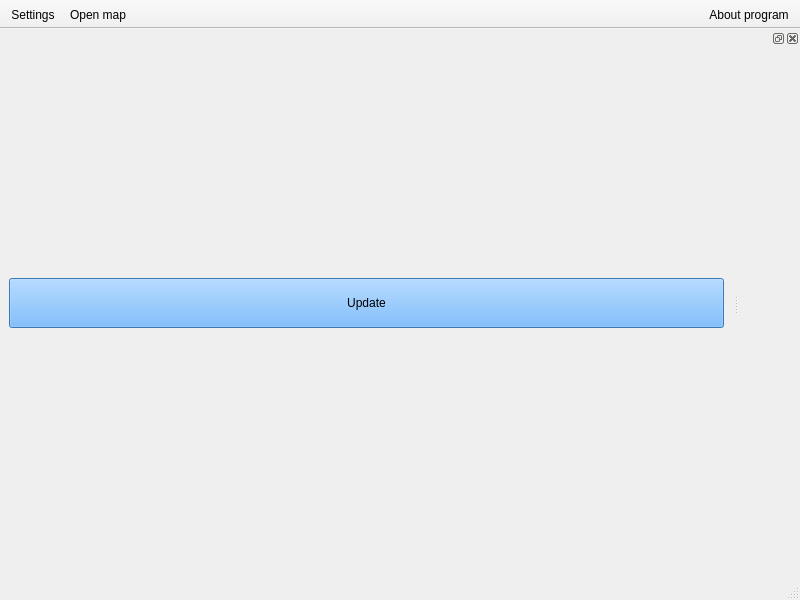
The window that src/mainwindow.ui (SSemenkin/AlarmBox) describes before a commit, drawn with Qt 5.
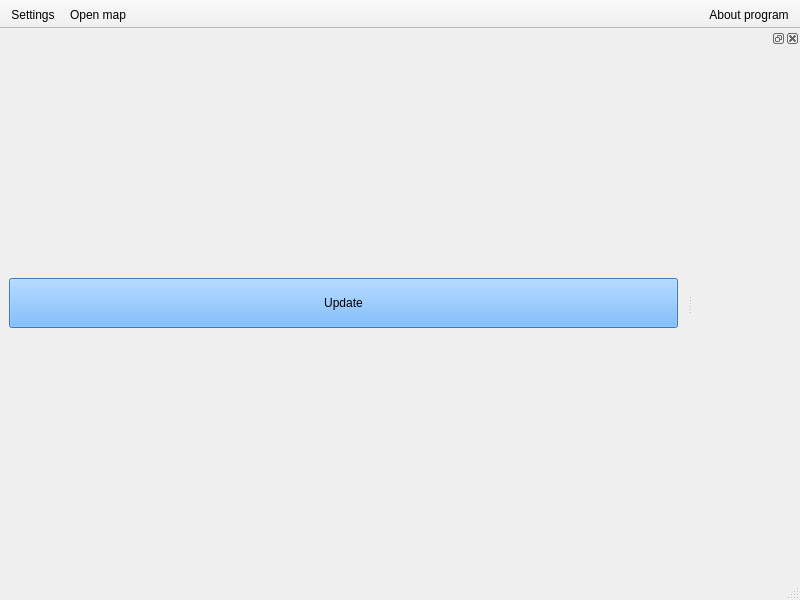
The same window after the commit. Icons and pictures are not drawn.

Patch:
```diff
--- a/src/mainwindow.ui
+++ b/src/mainwindow.ui
@@ -17,6 +17,20 @@
    <iconset>
     <normaloff>:/icons/application.ico</normaloff>:/icons/application.ico</iconset>
   </property>
+  <property name="styleSheet">
+   <string notr="true">
+QSplitter::handle:horizontal {
+    width: 10px;
+}
+
+QSplitter::handle:vertical {
+    height: 10px;
+}
+
+QSplitter::handle:hover{
+  background:palette(highlight);
+}</string>
+  </property>
   <widget class="QWidget" name="centralwidget">
    <layout class="QGridLayout" name="gridLayout">
     <item row="0" column="0">
@@ -104,8 +118,8 @@
    </property>
    <property name="minimumSize">
     <size>
-     <width>61</width>
-     <height>38</height>
+     <width>107</width>
+     <height>46</height>
     </size>
    </property>
    <attribute name="dockWidgetArea">
```
Left out of the diff: 10 changed lines with no effect on the pictures.
